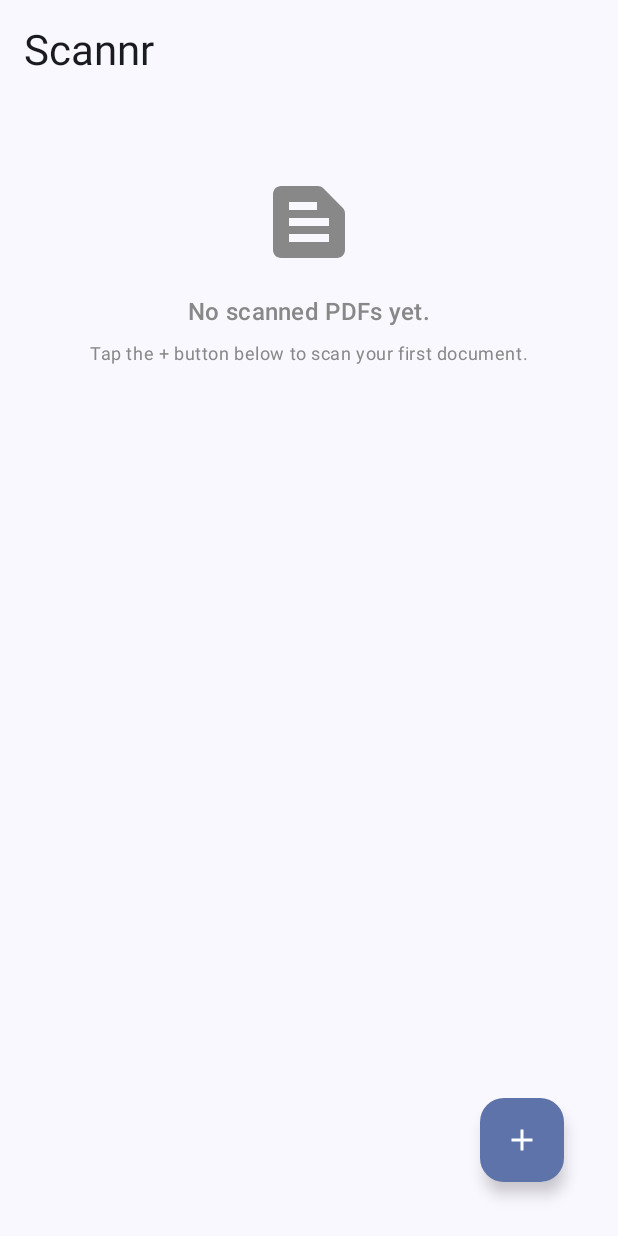
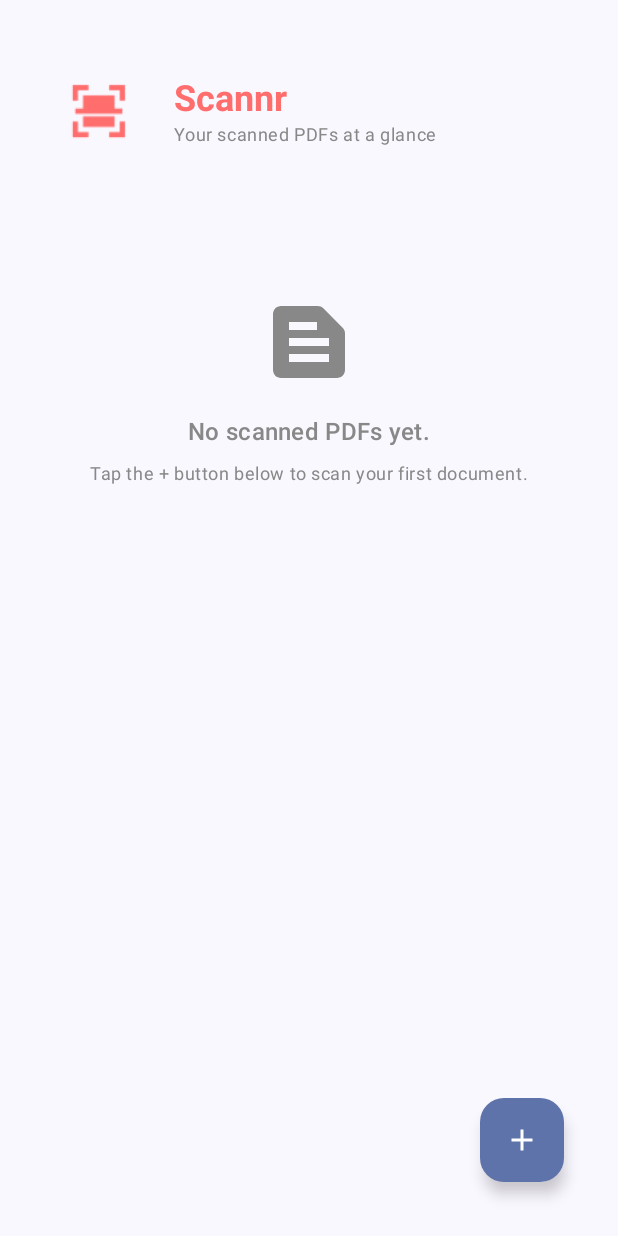
Before and after one commit to Shaurya22475/DocumentScannerApp, an Android app built with Jetpack Compose: the screen it shows after launch (MainActivity), on a phone screen of 412 x 824 dp. Run offline under Robolectric (Android 15) with nearby library versions, the phone set to English and light mode, and no system bars; libraries missing offline, so code that uses them is left out: com.google.mlkit.vision; 2 statements that could not run were skipped.

Commit message:
Update MainActivity.kt
Fixed header of main screen, added logo and relevant sub-text

```diff
--- a/app/src/main/java/com/example/documentscannerportable/MainActivity.kt
+++ b/app/src/main/java/com/example/documentscannerportable/MainActivity.kt
@@ -255,11 +255,37 @@ fun DocumentScannerScreen() {
                 .padding(horizontal = 16.dp)
                 .padding(top = paddingValues.calculateTopPadding())
         ) {
-            Text(
-                text = "Scannr",
-                style = MaterialTheme.typography.headlineMedium,
-                modifier = Modifier.padding(vertical = 16.dp)
-            )
+            Row(
+                verticalAlignment = Alignment.CenterVertically,
+                modifier = Modifier
+                    .fillMaxWidth()
+                    .padding(vertical = 24.dp)
+            ) {
+                Image(
+                    painter = painterResource(id = R.mipmap.ic_launcher_foreground),
+                    contentDescription = "App Logo",
+                    modifier = Modifier
+                        .size( 100.dp)
+                        .padding(end = 0.dp)
+                )
+
+                Column {
+                    Text(
+                        text = "Scannr",
+                        style = MaterialTheme.typography.headlineSmall.copy(
+                            fontWeight = FontWeight.Bold,
+//                            color = MaterialTheme.colorScheme.primary
+                            color = Color(0xFFFF6D6D)
+                        )
+                    )
+                    Text(
+                        text = "Your scanned PDFs at a glance",
+                        style = MaterialTheme.typography.bodySmall,
+                        color = Color.Gray
+                    )
+                }
+            }
+
 
             val scrollState = rememberScrollState()
 
```
